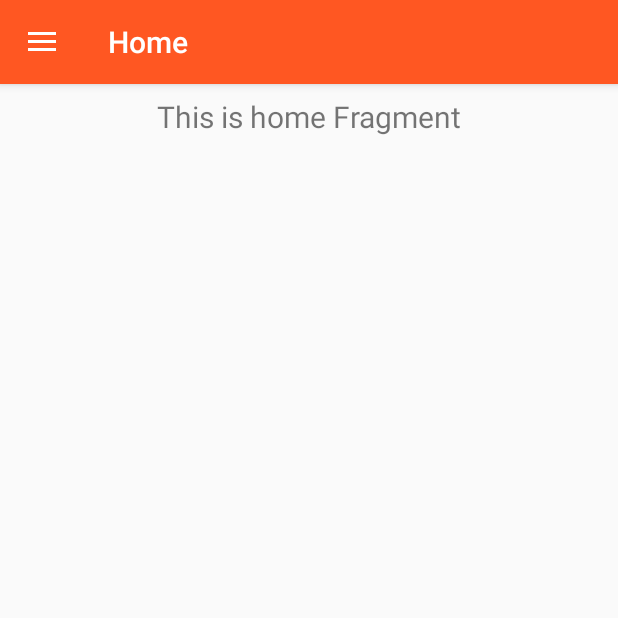
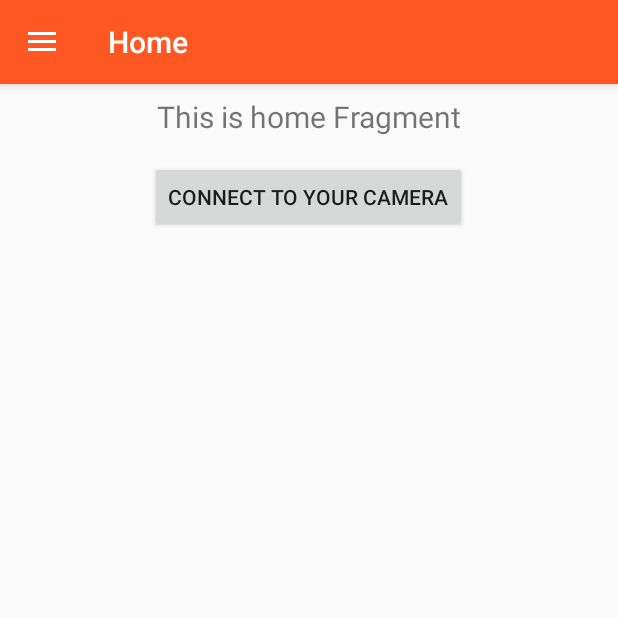
Before and after one commit to hadim/lumitrol, an Android app: the screen it shows after launch (MainActivity), on a phone screen of 412 x 824 dp, the top half of it. Run offline under Robolectric (Android 15) with nearby library versions, the phone set to English and light mode, and no system bars; our stand-ins replace navigation-ui.

Commit message:
start discovery

```diff
--- a/app/src/main/AndroidManifest.xml
+++ b/app/src/main/AndroidManifest.xml
@@ -22,4 +22,8 @@
         </activity>
     </application>
 
+    <uses-permission android:name="android.permission.CHANGE_WIFI_MULTICAST_STATE"/>
+    <uses-permission android:name="android.permission.INTERNET" />
+    <uses-permission android:name="android.permission.ACCESS_NETWORK_STATE" />
+
 </manifest>
--- a/app/src/main/java/org/hadim/lumitrol/ui/home/HomeFragment.kt
+++ b/app/src/main/java/org/hadim/lumitrol/ui/home/HomeFragment.kt
@@ -1,6 +1,8 @@
 package org.hadim.lumitrol.ui.home
 
+import android.content.Context
 import android.os.Bundle
+import android.util.Log
 import android.view.LayoutInflater
 import android.view.View
 import android.view.ViewGroup
@@ -8,7 +10,9 @@ import android.widget.TextView
 import androidx.fragment.app.Fragment
 import androidx.lifecycle.Observer
 import androidx.lifecycle.ViewModelProviders
-import org.hadim.lumitrol.R
+import android.widget.Button
+import org.hadim.lumitrol.network.SSDPDiscovery
+
 
 class HomeFragment : Fragment() {
 
@@ -21,11 +25,37 @@ class HomeFragment : Fragment() {
     ): View? {
         homeViewModel =
             ViewModelProviders.of(this).get(HomeViewModel::class.java)
-        val root = inflater.inflate(R.layout.fragment_home, container, false)
-        val textView: TextView = root.findViewById(R.id.text_home)
+        val root = inflater.inflate(org.hadim.lumitrol.R.layout.fragment_home, container, false)
+        val textView: TextView = root.findViewById(org.hadim.lumitrol.R.id.text_home)
         homeViewModel.text.observe(this, Observer {
             textView.text = it
         })
+
+        val connectButton: Button =
+            root.findViewById(org.hadim.lumitrol.R.id.connect_button) as Button
+        connectButton.setOnClickListener(View.OnClickListener {
+
+            val cameraDiscoverer = SSDPDiscovery()
+
+            val serviceName = "urn:schemas-upnp-org:service:ContentDirectory:1"
+            val context: Context = activity as Context
+
+            cameraDiscoverer.execute(serviceName, context)
+            try {
+                Thread.sleep(1500)
+                var addresses = cameraDiscoverer.addresses
+                Log.d("HOME", addresses.toList().toString())
+
+            } catch (e: Exception) {
+                Log.d("HOME", "Discovery failed.")
+                e.printStackTrace()
+            }
+
+
+        })
+
+        var cameraIP = "192.168.54.1"
+
         return root
     }
 }
--- a/app/src/main/res/layout/fragment_home.xml
+++ b/app/src/main/res/layout/fragment_home.xml
@@ -1,8 +1,13 @@
 <?xml version="1.0" encoding="utf-8"?>
-<androidx.constraintlayout.widget.ConstraintLayout xmlns:android="http://schemas.android.com/apk/res/android"
+<LinearLayout xmlns:android="http://schemas.android.com/apk/res/android"
     xmlns:app="http://schemas.android.com/apk/res-auto"
+    xmlns:tools="http://schemas.android.com/tools"
     android:layout_width="match_parent"
-    android:layout_height="match_parent">
+    android:layout_height="match_parent"
+    android:layout_span="9"
+    android:gravity="center|top"
+    android:orientation="vertical"
+    tools:layout_margin="8dp">
 
     <TextView
         android:id="@+id/text_home"
@@ -12,8 +17,22 @@
         android:layout_marginTop="8dp"
         android:layout_marginEnd="8dp"
         android:textAlignment="center"
-        android:textSize="20sp"
-        app:layout_constraintEnd_toEndOf="parent"
-        app:layout_constraintStart_toStartOf="parent"
-        app:layout_constraintTop_toTopOf="parent" />
-</androidx.constraintlayout.widget.ConstraintLayout>
+        android:textSize="20sp" />
+
+    <Button
+        android:id="@+id/connect_button"
+        android:layout_width="wrap_content"
+        android:layout_height="wrap_content"
+        android:layout_marginTop="16dp"
+        android:text="@string/connect_button" />
+
+    <TextView
+        android:id="@+id/log_home"
+        android:layout_width="match_parent"
+        android:layout_height="wrap_content"
+        android:layout_marginStart="8dp"
+        android:layout_marginTop="16dp"
+        android:layout_marginEnd="8dp"
+        android:textAlignment="center"
+        android:textSize="20sp" />
+</LinearLayout>
--- a/app/src/main/res/values/strings.xml
+++ b/app/src/main/res/values/strings.xml
@@ -7,4 +7,5 @@
     <string name="menu_home">Home</string>
     <string name="menu_control">Control</string>
     <string name="menu_gallery">Gallery</string>
+    <string name="connect_button">Connect to your camera</string>
 </resources>
```
Also changed, not shown: app/build.gradle (+7 -1 lines), app/src/main/java/org/hadim/lumitrol/network/SSDPDiscovery.kt (added, +88 -0 lines).
